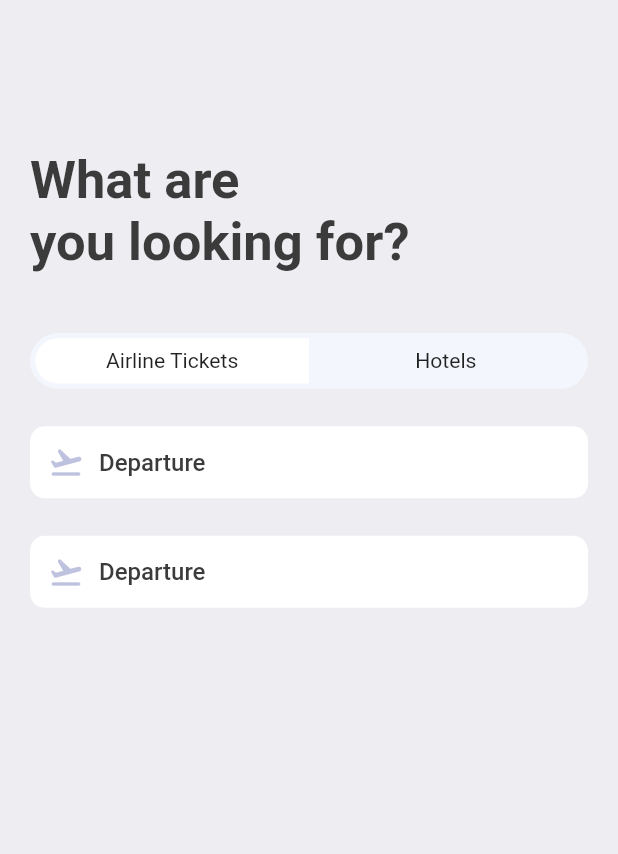
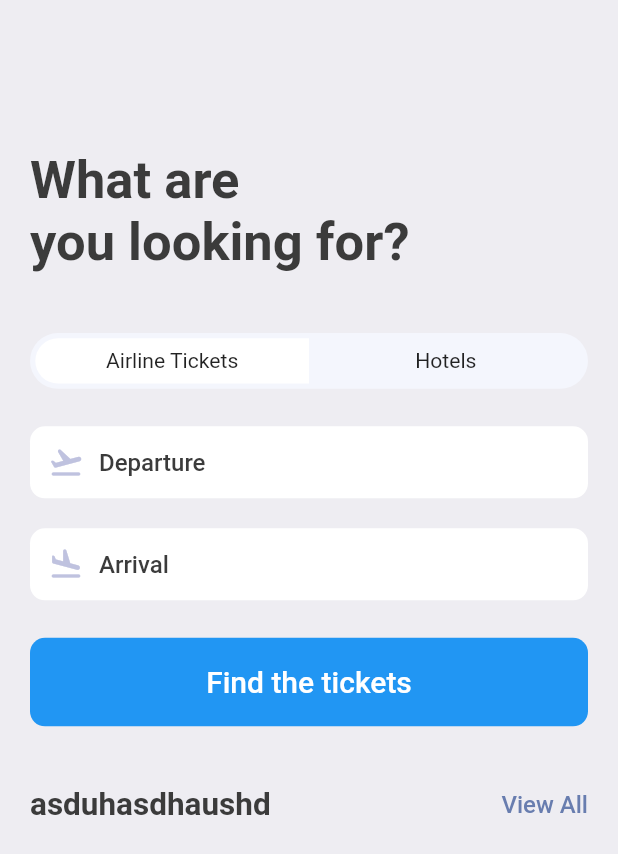
Before and after one commit to dadejecova/Booktickets, a Flutter app: the SearchScreen screen opened directly, on a phone screen of 412 x 824 dp. Shown: the top 854 px of the screen. Run offline on Flutter 3.47's test engine with Material 2 defaults, Android fonts, the phone set to English and light mode, and no system bars; our stand-ins replace fluentui_icons, gap, get.

Commit message:
Widgets
call text_icon_widgets to searchScreen

```diff
--- a/lib/screens/search_screen.dart
+++ b/lib/screens/search_screen.dart
@@ -1,11 +1,13 @@
 import 'package:booktickets/utils/app_layout.dart';
 import 'package:booktickets/utils/app_styles.dart';
+import 'package:booktickets/widgets/double_text_widget.dart';
 import 'package:booktickets/widgets/icon_text_widget.dart';
 import 'package:flutter/material.dart';
 import 'package:gap/gap.dart';
 
 class SearchScreen extends StatelessWidget {
   const SearchScreen({super.key});
+
 
   @override
   Widget build(BuildContext context) {
@@ -53,9 +55,23 @@ class SearchScreen extends StatelessWidget {
           ),
           Gap(AppLayout.getHeight(25)),
           const AppIconText(icon: Icons.flight_takeoff_rounded, text: "Departure"),
+          Gap(AppLayout.getHeight(20)),
+          const AppIconText(icon: Icons.flight_land_rounded, text: "Arrival"),
           Gap(AppLayout.getHeight(25)),
-          const AppIconText(icon: Icons.flight_takeoff_rounded, text: "Departure"),
-          //3:50:30
+          Container(
+            padding: EdgeInsets.symmetric(
+                vertical: AppLayout.getWidth(18),
+                horizontal: AppLayout.getWidth(15)),
+            decoration: BoxDecoration(
+            color: Colors.blue,
+            borderRadius: BorderRadius.circular(AppLayout.getWidth(10))
+            ),
+            child: Center(child: Text("Find the tickets", style: Styles.textStyle.copyWith(color: Colors.white, fontSize: 20)))
+          ),
+          Gap(AppLayout.getHeight(40)),
+          const AppDoubleTextWidget(bigText: "asduhasdhaushd", smallText: "View All"),
+          Gap(AppLayout.getHeight(25)),
+          //4 horas
         ],
       ),
     );
--- /dev/null
+++ b/lib/widgets/double_text_widget.dart
@@ -0,0 +1,24 @@
+import 'package:booktickets/utils/app_styles.dart';
+import 'package:flutter/cupertino.dart';
+import 'package:flutter/material.dart';
+
+class AppDoubleTextWidget extends StatelessWidget {
+  final String bigText;
+  final String smallText;
+  const AppDoubleTextWidget({super.key, required this.bigText, required this.smallText});
+
+  @override
+  Widget build(BuildContext context) {
+    return Row(
+      mainAxisAlignment: MainAxisAlignment.spaceBetween,
+      children: [
+        Text(bigText, style: Styles.headLinesStyle2,),
+        InkWell(
+            onTap: (){
+              print("You're tapped");
+            },
+            child: Text(smallText, style:  Styles.textStyle.copyWith(color: Styles.primaryColor),)) //1:33
+      ],
+    );
+  }
+}
```
Also changed, not shown: lib/screens/home_screen.dart (+3 -22 lines).
